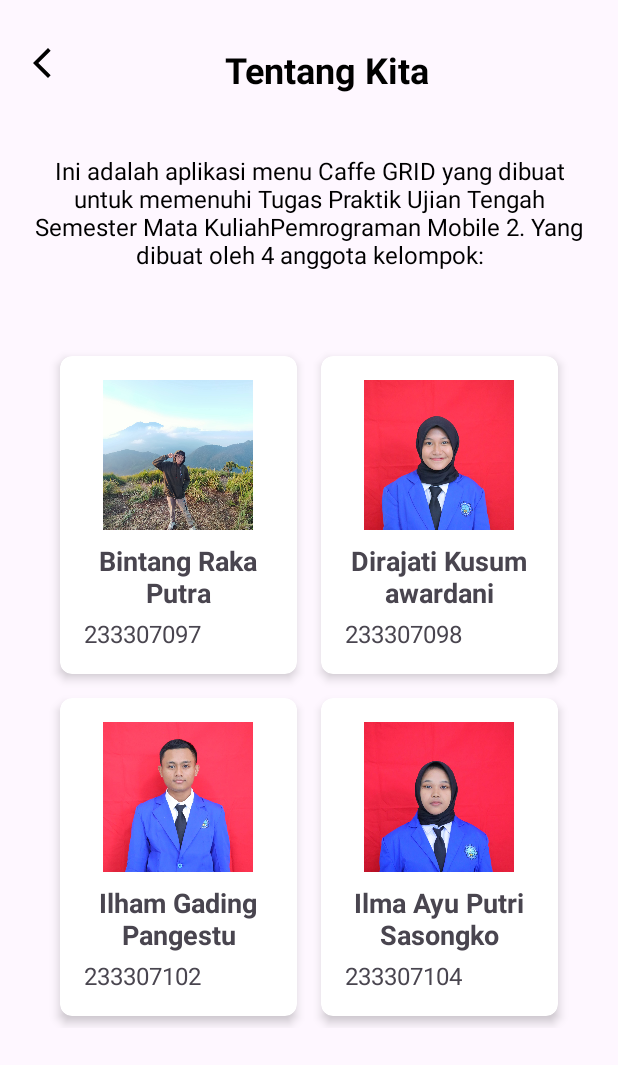
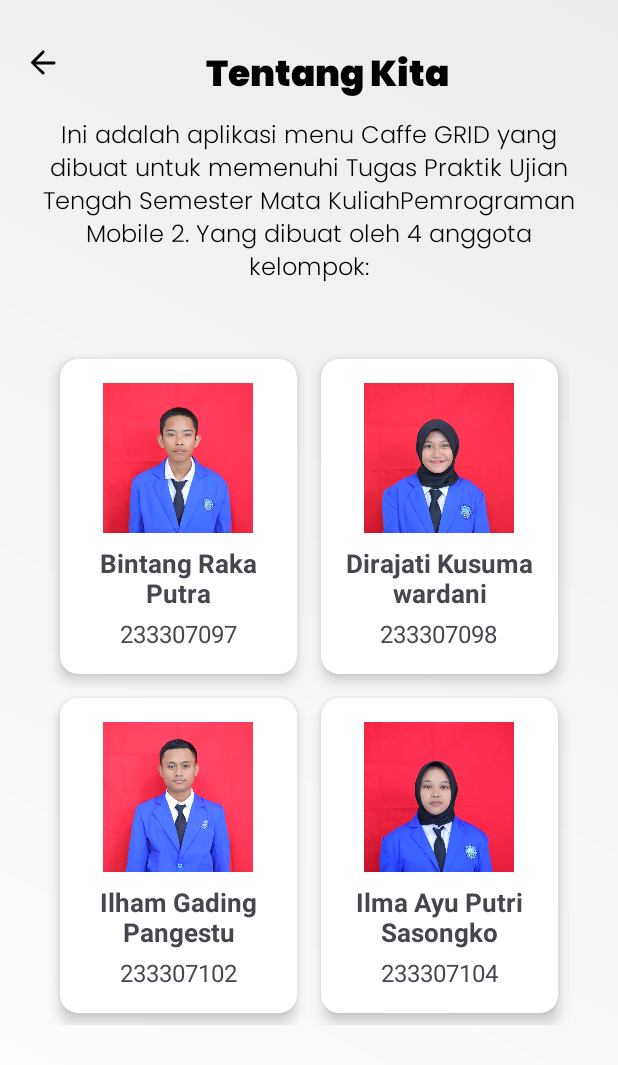
Before and after one commit to LynixID/CafeApp-UTS, an Android app: the TentangKitaActivity screen opened directly, with no data from a screen before it, on a phone screen of 412 x 824 dp. Shown: the top 1065 px of the screen. Run offline under Robolectric (Android 15) with nearby library versions, the phone set to English and light mode, and no system bars.

Commit message:
mengubah background dan font pada tentang kita.xml

```diff
--- a/app/src/main/res/drawable/back_icon.xml
+++ b/app/src/main/res/drawable/back_icon.xml
@@ -1,5 +1,10 @@
-<vector xmlns:android="http://schemas.android.com/apk/res/android" android:height="24dp" android:tint="#000000" android:viewportHeight="24" android:viewportWidth="24" android:width="24dp">
-
-    <path android:fillColor="@android:color/white" android:pathData="M17.77,3.77l-1.77,-1.77l-10,10l10,10l1.77,-1.77l-8.23,-8.23z"/>
-
+<?xml version="1.0" encoding="utf-8"?>
+<vector xmlns:android="http://schemas.android.com/apk/res/android"
+    android:width="24dp"
+    android:height="24dp"
+    android:viewportWidth="24"
+    android:viewportHeight="24">
+    <path
+        android:fillColor="#000000"
+        android:pathData="M20,11H7.83l5.59,-5.59c0.39,-0.39 0.39,-1.02 0,-1.41c-0.39,-0.39 -1.02,-0.39 -1.41,0l-7,7c-0.39,0.39 -0.39,1.02 0,1.41l7,7c0.39,0.39 1.02,0.39 1.41,0c0.39,-0.39 0.39,-1.02 0,-1.41L7.83,13H20c0.55,0 1,-0.45 1,-1s-0.45,-1 -1,-1z" />
 </vector>
--- /dev/null
+++ b/app/src/main/res/drawable/bg_gradient.xml
@@ -0,0 +1,12 @@
+<?xml version="1.0" encoding="utf-8"?>
+<layer-list xmlns:android="http://schemas.android.com/apk/res/android">
+    <item>
+        <shape android:shape="rectangle">
+            <gradient
+                android:angle="45"
+                android:startColor="#FFFFFF"
+            android:endColor="#ECECEC"
+            android:type="linear" />
+        </shape>
+    </item>
+</layer-list>
--- a/app/src/main/res/layout/activity_tentang_kita.xml
+++ b/app/src/main/res/layout/activity_tentang_kita.xml
@@ -6,6 +6,7 @@
     android:layout_width="match_parent"
     android:layout_height="match_parent"
     android:padding="16dp"
+    android:background="@drawable/bg_gradient"
     tools:context=".TentangKitaActivity">
 
     <!-- Tombol Back -->
@@ -25,6 +26,7 @@
         android:layout_width="wrap_content"
         android:layout_height="wrap_content"
         android:text="Tentang Kita"
+        android:fontFamily="@font/poppinsblack"
         android:textColor="@color/black"
         android:textSize="24sp"
         android:textStyle="bold"
@@ -38,12 +40,13 @@
         android:layout_height="wrap_content"
         android:text="Ini adalah aplikasi menu Caffe GRID yang dibuat untuk memenuhi Tugas Praktik Ujian Tengah Semester Mata KuliahPemrograman Mobile 2. Yang dibuat oleh 4 anggota kelompok:"
         android:gravity="center"
+        android:fontFamily="@font/poppinslight"
         android:textColor="@color/black"
         android:textSize="16sp"
         app:layout_constraintTop_toBottomOf="@id/titleTextView"
         app:layout_constraintStart_toStartOf="parent"
         app:layout_constraintEnd_toEndOf="parent"
-        android:layout_marginTop="40dp"/>
+        android:layout_marginTop="5dp"/>
 
     <!-- Menggunakan GridLayout untuk menampilkan 2 anggota per baris -->
     <GridLayout
@@ -66,13 +69,14 @@
             android:layout_height="wrap_content"
             android:layout_margin="8dp"
             android:layout_columnWeight="1"
-            app:cardCornerRadius="8dp"
-            app:cardElevation="4dp">
+            app:cardCornerRadius="12dp"
+            app:cardElevation="6dp">
 
             <LinearLayout
                 android:layout_width="match_parent"
                 android:layout_height="wrap_content"
                 android:orientation="vertical"
+                android:gravity="center"
                 android:padding="16dp">
 
                 <ImageView
@@ -87,7 +91,7 @@
                     android:layout_width="wrap_content"
                     android:layout_height="wrap_content"
                     android:text="Bintang Raka Putra"
-                    android:textSize="18sp"
+                    android:textSize="17sp"
                     android:textStyle="bold"
                     android:layout_marginTop="8dp"
                     android:gravity="center" />
@@ -99,9 +103,7 @@
                     android:textSize="16sp"
                     android:layout_marginTop="4dp"
                     android:gravity="center" />
-
             </LinearLayout>
-
         </androidx.cardview.widget.CardView>
 
         <!-- Anggota 2 -->
@@ -110,13 +112,14 @@
             android:layout_height="wrap_content"
             android:layout_margin="8dp"
             android:layout_columnWeight="1"
-            app:cardCornerRadius="8dp"
-            app:cardElevation="4dp">
+            app:cardCornerRadius="12dp"
+            app:cardElevation="6dp">
 
             <LinearLayout
                 android:layout_width="match_parent"
                 android:layout_height="wrap_content"
                 android:orientation="vertical"
+                android:gravity="center"
                 android:padding="16dp">
 
                 <ImageView
@@ -131,7 +134,7 @@
                     android:layout_width="wrap_content"
                     android:layout_height="wrap_content"
                     android:text="Dirajati Kusumawardani"
-                    android:textSize="18sp"
+                    android:textSize="17sp"
                     android:textStyle="bold"
                     android:layout_marginTop="8dp"
                     android:gravity="center" />
@@ -144,7 +147,6 @@
                     android:layout_marginTop="4dp"
                     android:gravity="center" />
             </LinearLayout>
-
         </androidx.cardview.widget.CardView>
 
         <!-- Anggota 3 -->
@@ -153,13 +155,14 @@
             android:layout_height="wrap_content"
             android:layout_margin="8dp"
             android:layout_columnWeight="1"
-            app:cardCornerRadius="8dp"
-            app:cardElevation="4dp">
+            app:cardCornerRadius="12dp"
+            app:cardElevation="6dp">
 
             <LinearLayout
                 android:layout_width="match_parent"
                 android:layout_height="wrap_content"
                 android:orientation="vertical"
+                android:gravity="center"
                 android:padding="16dp">
 
                 <ImageView
@@ -174,7 +177,7 @@
                     android:layout_width="wrap_content"
                     android:layout_height="wrap_content"
                     android:text="Ilham Gading Pangestu"
-                    android:textSize="18sp"
+                    android:textSize="17sp"
                     android:textStyle="bold"
                     android:layout_marginTop="8dp"
                     android:gravity="center" />
@@ -187,7 +190,6 @@
                     android:layout_marginTop="4dp"
                     android:gravity="center" />
             </LinearLayout>
-
         </androidx.cardview.widget.CardView>
 
         <!-- Anggota 4 -->
@@ -196,13 +198,14 @@
             android:layout_height="wrap_content"
             android:layout_margin="8dp"
             android:layout_columnWeight="1"
-            app:cardCornerRadius="8dp"
-            app:cardElevation="4dp">
+            app:cardCornerRadius="12dp"
+            app:cardElevation="6dp">
 
             <LinearLayout
                 android:layout_width="match_parent"
                 android:layout_height="wrap_content"
                 android:orientation="vertical"
+                android:gravity="center"
                 android:padding="16dp">
 
                 <ImageView
@@ -217,7 +220,7 @@
                     android:layout_width="wrap_content"
                     android:layout_height="wrap_content"
                     android:text="Ilma Ayu Putri Sasongko"
-                    android:textSize="18sp"
+                    android:textSize="17sp"
                     android:textStyle="bold"
                     android:layout_marginTop="8dp"
                     android:gravity="center" />
@@ -230,8 +233,7 @@
                     android:layout_marginTop="4dp"
                     android:gravity="center" />
             </LinearLayout>
+        </androidx.cardview.widget.CardView>
+    </GridLayout>
 
-        </androidx.cardview.widget.CardView>
-
-    </GridLayout>
 </androidx.constraintlayout.widget.ConstraintLayout>
```
Also changed, not shown: app/src/main/res/drawable/ft_raka.jpg (deleted), app/src/main/res/drawable/ft_raka.png (added), app/src/main/res/font/poppinsblack.ttf (added), app/src/main/res/font/poppinslight.ttf (added).
